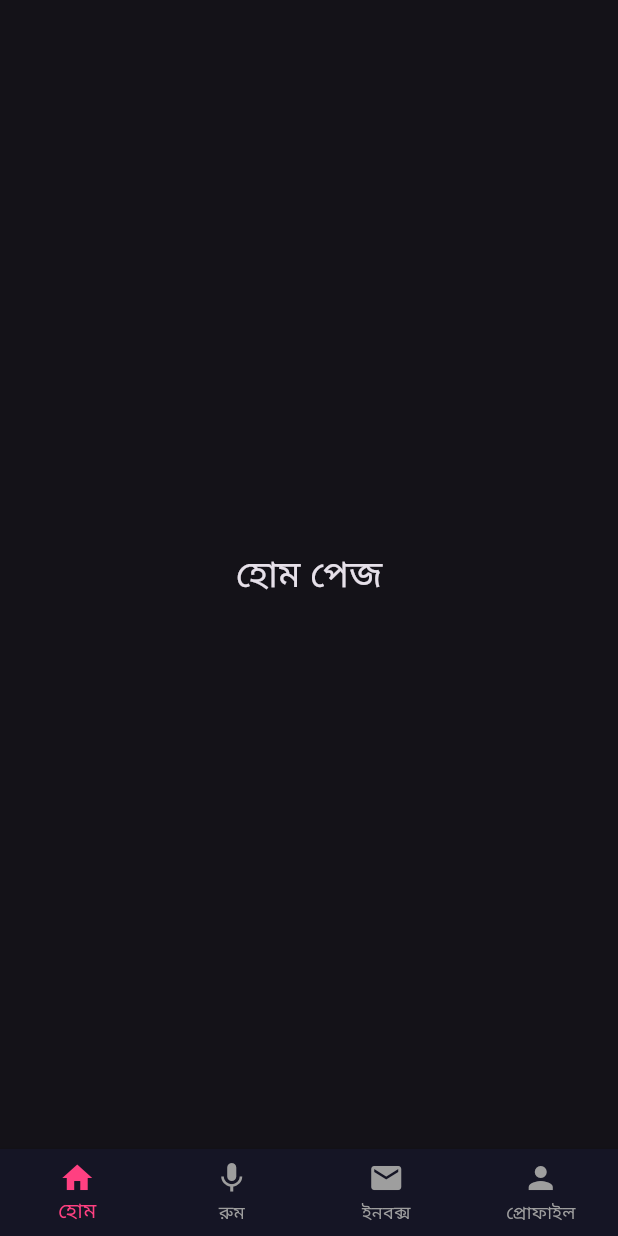
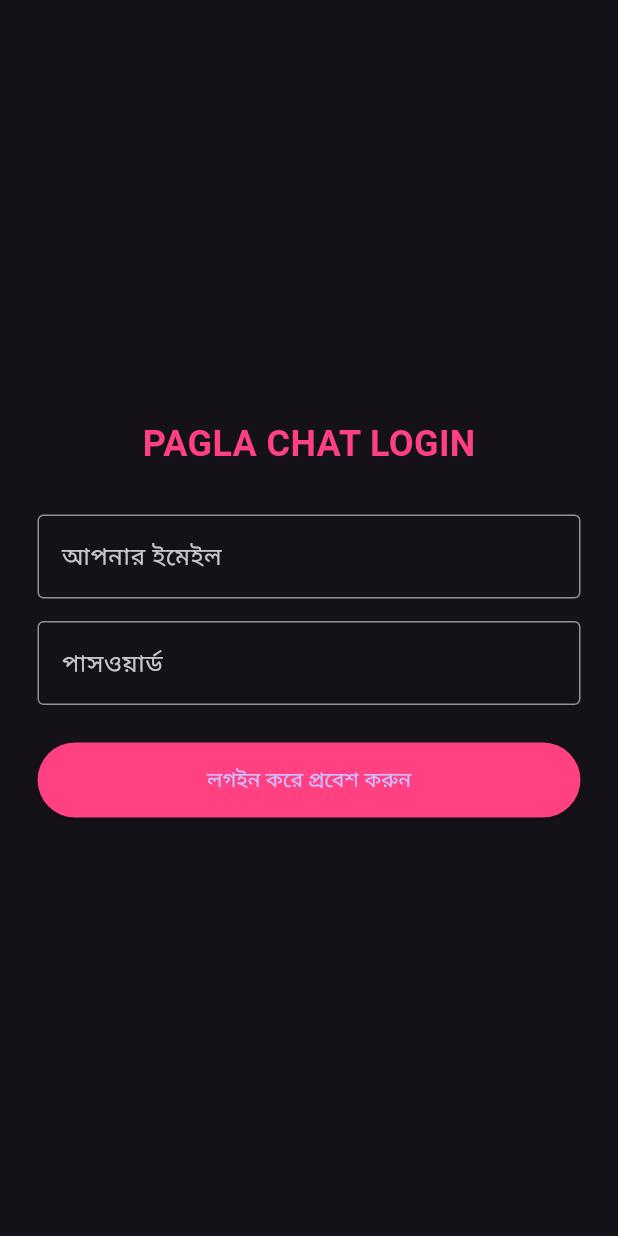
Before and after one commit to robelmiah2692-bit/pagla-chat, a Flutter app: the screen it shows after launch, on a phone screen of 412 x 824 dp. Run offline on Flutter 3.47's test engine with Material 3 defaults, Android fonts, the phone set to English and light mode, and no system bars; our stand-ins replace firebase_auth, firebase_core; accounts and stored records are empty.

Commit message:
Update main.dart

```diff
--- a/lib/main.dart
+++ b/lib/main.dart
@@ -1,11 +1,13 @@
 import 'package:flutter/material.dart';
-// পরবর্তী ধাপে আমরা এই ৪টি ফাইল তৈরি করবো
+import 'dart:async';
+import 'package:firebase_core/firebase_core.dart'; // ফায়ারবেস ইমপোর্ট
+import 'package:firebase_auth/firebase_auth.dart'; // লগইন ইমপোর্ট
+// আপনার তৈরি করা অন্যান্য পেজগুলো ইমপোর্ট করুন
 // import 'home_page.dart';
-// import 'voice_room.dart';
-// import 'inbox_page.dart';
-// import 'profile_page.dart';
 
-void main() {
+void main() async {
+  WidgetsFlutterBinding.ensureInitialized();
+  await Firebase.initializeApp(); // ফায়ারবেস চালু করা
   runApp(const PaglaChatApp());
 }
 
@@ -15,59 +17,103 @@ class PaglaChatApp extends StatelessWidget {
   @override
   Widget build(BuildContext context) {
     return MaterialApp(
-      debugShowCheckedModeBanner: false, // লাল ব্যানার সরানোর জন্য
-      title: 'Pagla Chat',
-      theme: ThemeData(
-        brightness: Brightness.dark, // লাক্সারি ডার্ক থিম
-        primaryColor: Colors.pinkAccent,
-      ),
-      home: const MainNavigation(),
+      debugShowCheckedModeBanner: false,
+      theme: ThemeData(brightness: Brightness.dark, primaryColor: Colors.pinkAccent),
+      home: const SplashScreen(), // শুরু হবে লোগো দিয়ে
     );
   }
 }
 
-class MainNavigation extends StatefulWidget {
-  const MainNavigation({super.key});
+// ১. স্প্ল্যাশ স্ক্রিন (৩ সেকেন্ড)
+class SplashScreen extends StatefulWidget {
+  const SplashScreen({super.key});
 
   @override
-  State<MainNavigation> createState() => _MainNavigationState();
+  State<SplashScreen> createState() => _SplashScreenState();
 }
 
-class _MainNavigationState extends State<MainNavigation> {
-  int _currentIndex = 0; // বর্তমানে কোন পেজে আছেন তা ট্র্যাক করার জন্য
-
-  // আপনার চাহিদা মতো ৪টি পেজের জায়গা এখানে করে দিলাম
-  final List<Widget> _pages = [
-    const Center(child: Text("হোম পেজ", style: TextStyle(fontSize: 24))),    // ০ নম্বর
-    const Center(child: Text("ভয়েস রুম", style: TextStyle(fontSize: 24))),   // ১ নম্বর
-    const Center(child: Text("ইনবক্স", style: TextStyle(fontSize: 24))),     // ২ নম্বর
-    const Center(child: Text("প্রোফাইল", style: TextStyle(fontSize: 24))),   // ৩ নম্বর
-  ];
+class _SplashScreenState extends State<SplashScreen> {
+  @override
+  void initState() {
+    super.initState();
+    Timer(const Duration(seconds: 3), () {
+      // ৩ সেকেন্ড পর চেক করবে ইউজার কি আগে থেকে লগইন করা?
+      User? user = FirebaseAuth.instance.currentUser;
+      if (user != null) {
+        Navigator.pushReplacement(context, MaterialPageRoute(builder: (context) => const MainNavigation()));
+      } else {
+        Navigator.pushReplacement(context, MaterialPageRoute(builder: (context) => const LoginScreen()));
+      }
+    });
+  }
 
   @override
   Widget build(BuildContext context) {
     return Scaffold(
-      body: _pages[_currentIndex], // বাটন অনুযায়ী পেজ বদলাবে
-
-      // নিচের নেভিগেশন বার (৪টি বাটন)
-      bottomNavigationBar: BottomNavigationBar(
-        currentIndex: _currentIndex,
-        onTap: (index) {
-          setState(() {
-            _currentIndex = index; // বাটন ক্লিক করলে এখানে পেজ নাম্বার আপডেট হবে
-          });
-        },
-        type: BottomNavigationBarType.fixed, // ৪টি বাটন যেন সুন্দরভাবে ফিট হয়
-        selectedItemColor: Colors.pinkAccent, // সিলেক্ট করা আইকনের রঙ
-        unselectedItemColor: Colors.grey,     // বাকি আইকনের রঙ
-        backgroundColor: const Color(0xFF151525), // প্রিমিয়াম ডার্ক ব্যাকগ্রাউন্ড
-        items: const [
-          BottomNavigationBarItem(icon: Icon(Icons.home), label: "হোম"),
-          BottomNavigationBarItem(icon: Icon(Icons.mic), label: "রুম"),
-          BottomNavigationBarItem(icon: Icon(Icons.mail), label: "ইনবক্স"),
-          BottomNavigationBarItem(icon: Icon(Icons.person), label: "প্রোফাইল"),
-        ],
+      backgroundColor: const Color(0xFF0F0F1E),
+      body: Center(
+        child: Image.asset('assets/logo.png', width: 180), // আপনার লোগো
       ),
     );
   }
 }
+
+// ২. লগইন স্ক্রিন (ফায়ারবেস অথেন্টিকেশন)
+class LoginScreen extends StatefulWidget {
+  const LoginScreen({super.key});
+
+  @override
+  State<LoginScreen> createState() => _LoginScreenState();
+}
+
+class _LoginScreenState extends State<LoginScreen> {
+  final _emailController = TextEditingController();
+  final _passwordController = TextEditingController();
+
+  Future<void> _signIn() async {
+    try {
+      // ফায়ারবেস দিয়ে লগইন
+      await FirebaseAuth.instance.signInWithEmailAndPassword(
+        email: _emailController.text.trim(),
+        password: _passwordController.text.trim(),
+      );
+
+      // লগইন সফল হলে হোম পেজে যাবে
+      Navigator.pushReplacement(context, MaterialPageRoute(builder: (context) => const MainNavigation()));
+    } catch (e) {
+      ScaffoldMessenger.of(context).showSnackBar(SnackBar(content: Text("ভুল ইমেইল বা পাসওয়ার্ড: $e")));
+    }
+  }
+
+  @override
+  Widget build(BuildContext context) {
+    return Scaffold(
+      body: Padding(
+        padding: const EdgeInsets.all(25.0),
+        child: Column(
+          mainAxisAlignment: MainAxisAlignment.center,
+          children: [
+            const Text("PAGLA CHAT LOGIN", style: TextStyle(fontSize: 24, fontWeight: FontWeight.bold, color: Colors.pinkAccent)),
+            const SizedBox(height: 30),
+            TextField(
+              controller: _emailController,
+              decoration: const InputDecoration(labelText: "আপনার ইমেইল", border: OutlineInputBorder()),
+            ),
+            const SizedBox(height: 15),
+            TextField(
+              controller: _passwordController,
+              obscureText: true,
+              decoration: const InputDecoration(labelText: "পাসওয়ার্ড", border: OutlineInputBorder()),
+            ),
+            const SizedBox(height: 25),
+            ElevatedButton(
+              onPressed: _signIn,
+              style: ElevatedButton.styleFrom(backgroundColor: Colors.pinkAccent, minimumSize: const Size(double.infinity, 50)),
+              child: const Text("লগইন করে প্রবেশ করুন"),
+            ),
+          ],
+        ),
+      ),
+    );
+  }
+}
```
